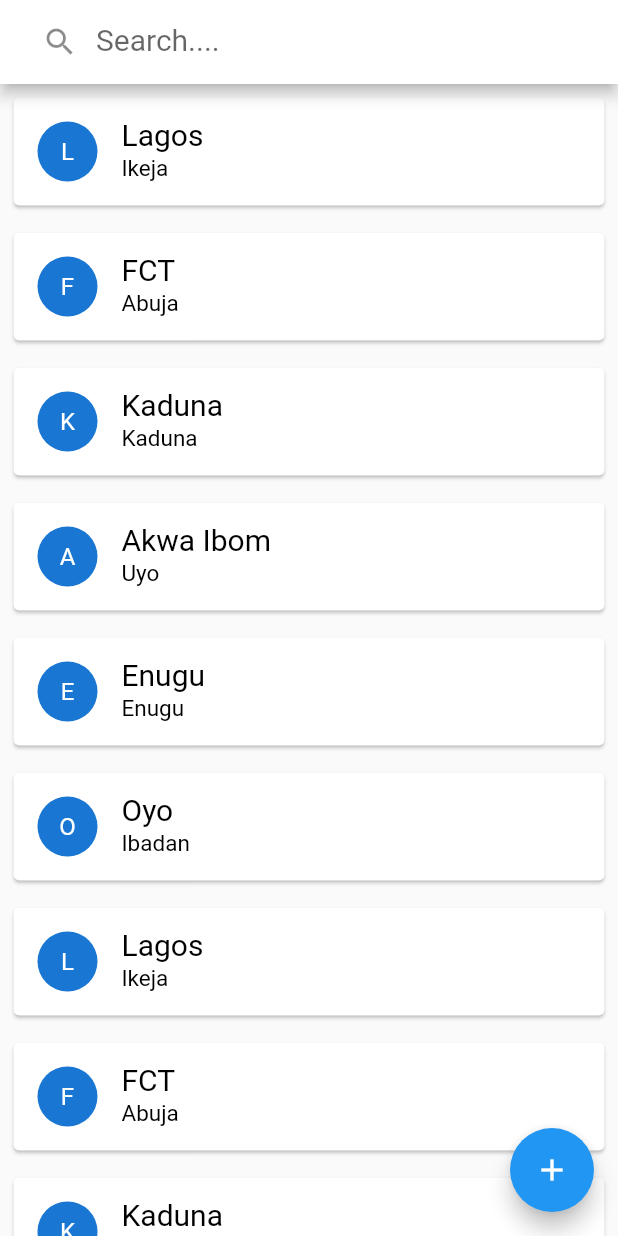
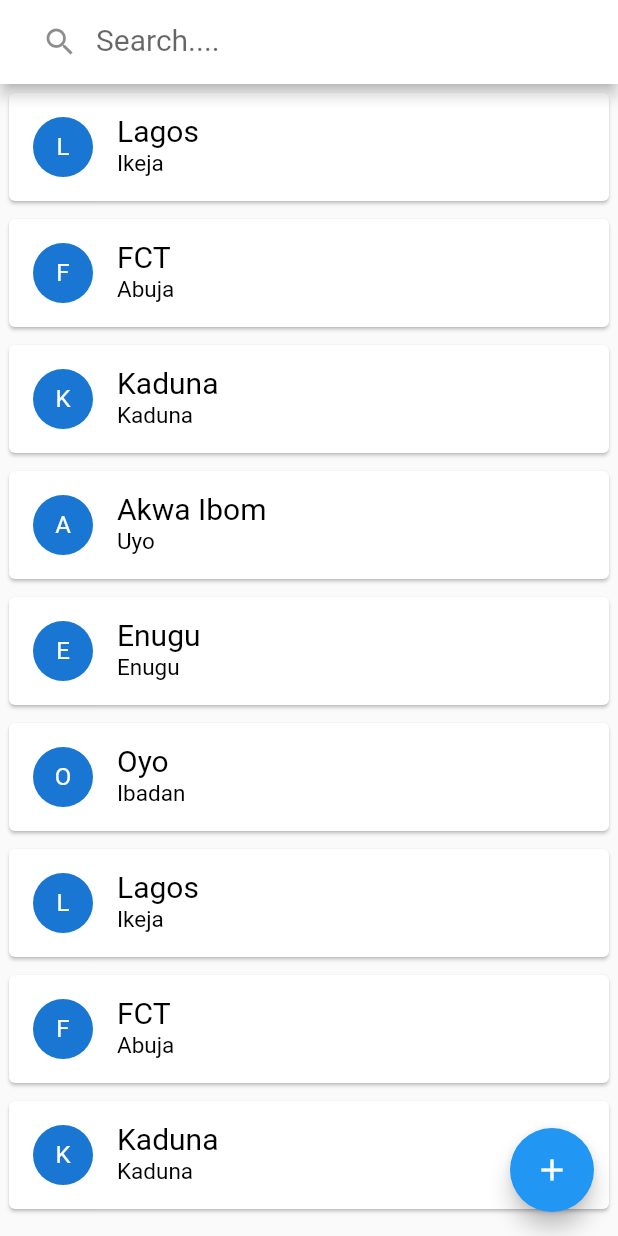
Before and after one commit to austinevick/flutter-appbar-demo, a Flutter app: the screen it shows after launch, on a phone screen of 412 x 824 dp. Run offline on Flutter 3.47's test engine with Material 2 defaults, Android fonts, the phone set to English and light mode, and no system bars.

Commit message:
Update main.dart

```diff
--- a/lib/main.dart
+++ b/lib/main.dart
@@ -48,15 +48,6 @@ class _MyHomePageState extends State<MyHomePage> {
     Students(name: 'Lagos', location: 'Ikeja'),
     Students(name: 'FCT', location: 'Abuja'),
     Students(name: 'Kaduna', location: 'Kaduna'),
-    Students(name: 'Akwa Ibom', location: 'Uyo'),
-    Students(name: 'Enugu', location: 'Enugu'),
-    Students(name: 'Oyo', location: 'Ibadan'),
-    Students(name: 'Lagos', location: 'Ikeja'),
-    Students(name: 'FCT', location: 'Abuja'),
-    Students(name: 'Kaduna', location: 'Kaduna'),
-    Students(name: 'Akwa Ibom', location: 'Uyo'),
-    Students(name: 'Enugu', location: 'Enugu'),
-    Students(name: 'Oyo', location: 'Ibadan'),
   ];
   var isSelected = false;
   defaultAppBar() => AppBar(
@@ -137,7 +128,7 @@ class _MyHomePageState extends State<MyHomePage> {
             students.length,
             (index) => Center(
                 child: Padding(
-              padding: const EdgeInsets.all(5.0),
+              padding: const EdgeInsets.all(2.0),
               child: Card(
                   color:
                       students[index].isSelected ? Colors.green : Colors.white,
```
